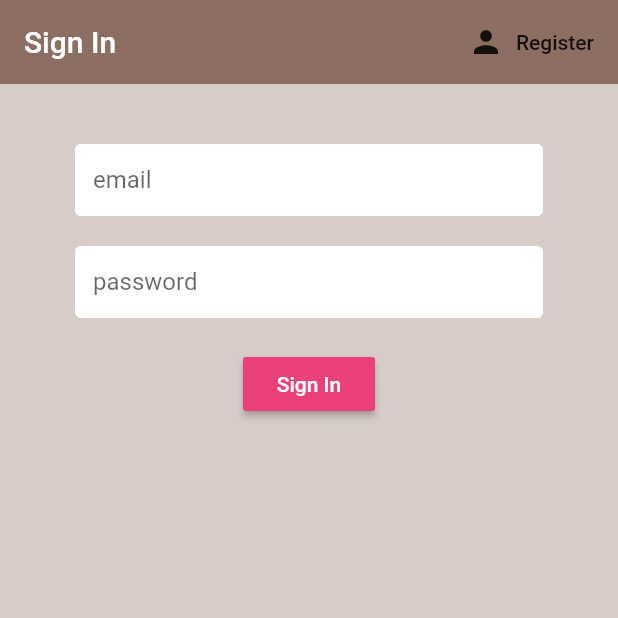
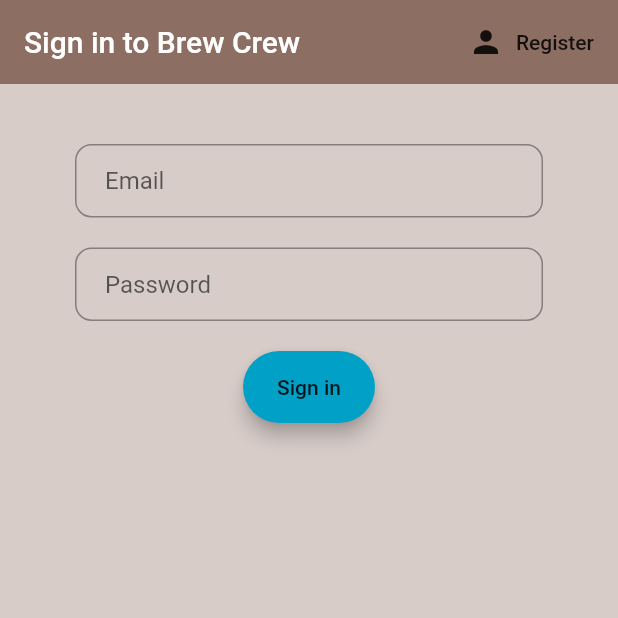
Before and after one commit to sauravsb99/Quaestio, a Flutter app: the screen it shows after launch, on a phone screen of 412 x 824 dp, the top half of it. Run offline on Flutter 3.47's test engine with Material 2 defaults, Android fonts, the light colour scheme and no system bars; our stand-ins replace cloud_firestore, firebase_auth, flutter_spinkit; accounts and stored records are empty.

Commit message:
drawer+ sign in button in register

```diff
--- a/queastio/lib/screens/authenticate/sign_in.dart
+++ b/queastio/lib/screens/authenticate/sign_in.dart
@@ -1,8 +1,5 @@
 import 'package:queastio/services/auth.dart';
-import 'package:queastio/shared/constants.dart';
-import 'package:queastio/shared/loading.dart';
 import 'package:flutter/material.dart';
-
 class SignIn extends StatefulWidget {
 
   final Function toggleView;
@@ -17,20 +14,67 @@ class _SignInState extends State<SignIn> {
   final AuthService _auth = AuthService();
   final _formKey = GlobalKey<FormState>();
   String error = '';
-  bool loading = false;
 
   // text field state
   String email = '';
   String password = '';
 
   @override
+
   Widget build(BuildContext context) {
-    return loading ? Loading() : Scaffold(
+
+    final emailField = TextFormField(
+      validator: (val) => val.isEmpty ? 'Enter an email' : null,
+      onChanged: (val) {
+        setState(() => email = val);
+      },
+      obscureText: false,
+      decoration: InputDecoration(
+          contentPadding: EdgeInsets.fromLTRB(20.0, 15.0, 20.0, 15.0),
+          hintText: "Email",
+          border:
+          OutlineInputBorder(borderRadius: BorderRadius.circular(11.0))),
+    );
+
+    final passwordField =  TextFormField(
+      obscureText: true,
+      validator: (val) => val.length < 6 ? 'Enter a password 6+ chars long' : null,
+      onChanged: (val) {
+        setState(() => password = val);
+      },
+      decoration: InputDecoration(
+          contentPadding: EdgeInsets.fromLTRB(20.0, 15.0, 20.0, 15.0),
+          hintText: "Password",
+          border:
+          OutlineInputBorder(borderRadius: BorderRadius.circular(11.0))),
+    ); //password
+
+    final loginButton = Material(
+      elevation: 5.0,
+      borderRadius: BorderRadius.circular(30.0),
+      color: Color(0xff01A0C7),
+        child: MaterialButton(
+          padding: EdgeInsets.fromLTRB(20.0, 15.0, 20.0, 15.0),
+            child:Text("Sign in"),
+            onPressed: () async {
+              if(_formKey.currentState.validate()){
+                dynamic result = await _auth.signInWithEmailAndPassword(email, password);
+                if(result == null) {
+                  setState(() {
+                    error = 'Could not sign in with those credentials';
+                  });
+                }
+              }
+            }
+        )
+    );
+
+    return Scaffold(
       backgroundColor: Colors.brown[100],
       appBar: AppBar(
         backgroundColor: Colors.brown[400],
         elevation: 0.0,
-        title: Text('Sign In'),
+        title: Text('Sign in to Brew Crew'),
         actions: <Widget>[
           FlatButton.icon(
             icon: Icon(Icons.person),
@@ -39,6 +83,7 @@ class _SignInState extends State<SignIn> {
           ),
         ],
       ),
+
       body: Container(
         padding: EdgeInsets.symmetric(vertical: 20.0, horizontal: 50.0),
         child: Form(
@@ -46,42 +91,11 @@ class _SignInState extends State<SignIn> {
           child: Column(
             children: <Widget>[
               SizedBox(height: 20.0),
-              TextFormField(
-                decoration: textInputDecoration.copyWith(hintText: 'email'),
-                validator: (val) => val.isEmpty ? 'Enter an email' : null,
-                onChanged: (val) {
-                  setState(() => email = val);
-                },
-              ),
+              emailField,
               SizedBox(height: 20.0),
-              TextFormField(
-                obscureText: true,
-                decoration: textInputDecoration.copyWith(hintText: 'password'),
-                validator: (val) => val.length < 6 ? 'Enter a password 6+ chars long' : null,
-                onChanged: (val) {
-                  setState(() => password = val);
-                },
-              ),
+              passwordField,
               SizedBox(height: 20.0),
-              RaisedButton(
-                color: Colors.pink[400],
-                child: Text(
-                  'Sign In',
-                  style: TextStyle(color: Colors.white),
-                ),
-                onPressed: () async {
-                  if(_formKey.currentState.validate()){
-                    setState(() => loading = true);
-                    dynamic result = await _auth.signInWithEmailAndPassword(email, password);
-                    if(result == null) {
-                      setState(() {
-                        loading = false;
-                        error = 'Could not sign in with those credentials';
-                      });
-                    }
-                  }
-                }
-              ),
+              loginButton,
               SizedBox(height: 12.0),
               Text(
                 error,
@@ -90,7 +104,38 @@ class _SignInState extends State<SignIn> {
             ],
           ),
         ),
+
+//      body: Container(padding: EdgeInsets.symmetric(vertical: 20.0,horizontal: 50.0),
+//        child: Column(
+//          crossAxisAlignment: CrossAxisAlignment.center,
+//          mainAxisAlignment: MainAxisAlignment.center,
+//          children: <Widget>[
+////          SizedBox(
+////            height: 155.0,
+////            child: Image.asset(
+////              "assets/logo.png",
+////              fit: BoxFit.contain,
+////            ),
+////          ),
+//          SizedBox(height: 45.0),
+//          emailField,
+//          SizedBox(height: 25.0),
+//          passwordField,
+////          SizedBox(
+////            height: 35.0,
+////          ),
+////
+////        loginButon,
+//          SizedBox(
+//              height: 15.0),
+//          loginButton,
+//
+//        ],
+//      ),
+
       ),
     );
   }
+
+//  loginButton({Text child, Future<Null> Function() onPressed}) {}
 }
```
Also changed, not shown: queastio/lib/screens/authenticate/register.dart (+12 -7 lines), queastio/lib/screens/home/home.dart (+21 -0 lines), queastio/lib/widgets/Login.dart (added, +60 -0 lines).
